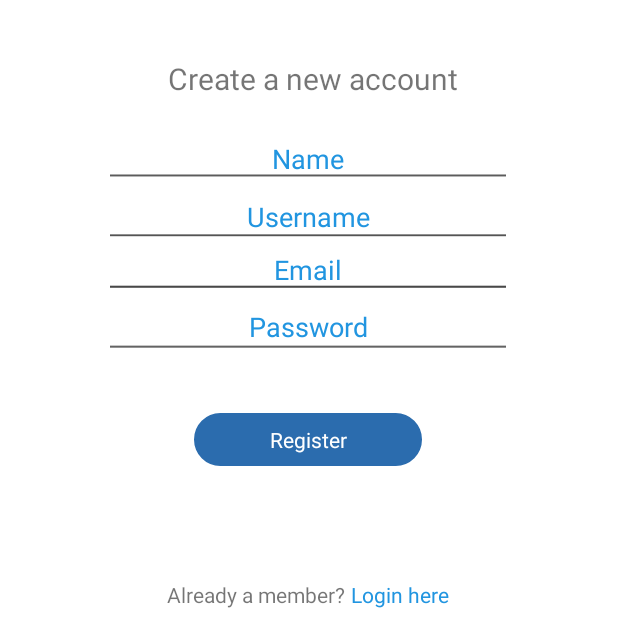
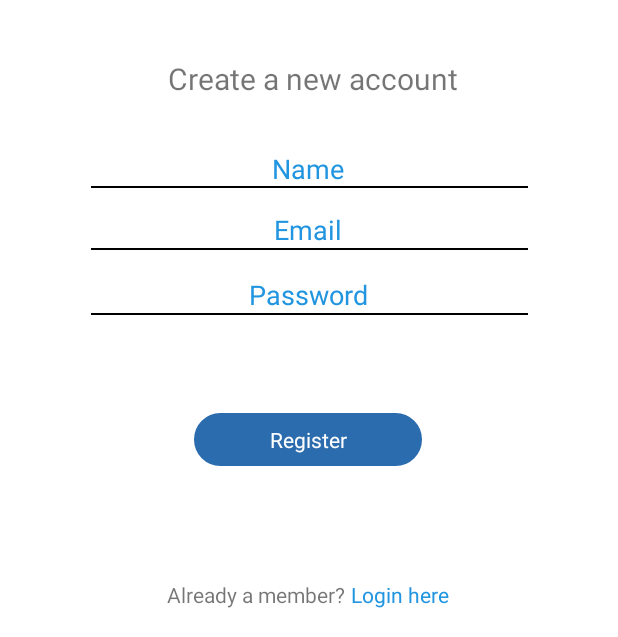
Before and after one commit to majidalykhan/PhotoFilters, an Android app: the Reg screen opened directly, with no data from a screen before it, on a phone screen of 412 x 824 dp, the part 599-1236 px from its top. Run offline under Robolectric (Android 15) with nearby library versions, the phone set to English and light mode, and no system bars; our stand-ins replace Firebase (no records; nobody signed in at launch, a user with empty details on screens opened directly).

Commit message:
Username removed

```diff
--- a/app/src/main/java/com/example/photofilters/Reg.java
+++ b/app/src/main/java/com/example/photofilters/Reg.java
@@ -33,7 +33,6 @@ public class Reg extends AppCompatActivity {
     ImageButton register;
     TextView loginhere;
     EditText name;
-    EditText username;
     EditText email;
     EditText password;
 
@@ -57,7 +56,6 @@ public class Reg extends AppCompatActivity {
         });
 
         name = findViewById(R.id.name);
-        username = findViewById(R.id.username);
         email = findViewById(R.id.email);
         password = findViewById(R.id.password);
         register =  findViewById(R.id.regbtn);
@@ -76,7 +74,6 @@ public class Reg extends AppCompatActivity {
     private void saveUserData()
     {
         final String names = name.getText().toString().trim();
-        final String usernames = username.getText().toString().trim();
         final String emails = email.getText().toString().trim();
         final String passwords = password.getText().toString().trim();
 
@@ -91,11 +88,9 @@ public class Reg extends AppCompatActivity {
 
                             User user = new User(
                                     names,
-                                    usernames,
                                     emails,
                                     passwords
                             );
-
 
                             FirebaseDatabase.getInstance().getReference("users")
                                     .child(FirebaseAuth.getInstance().getCurrentUser().getUid())
@@ -131,10 +126,6 @@ public class Reg extends AppCompatActivity {
         if(name.length()==0){
             name.setError("Enter name");
         }
-        else if(username.length()==0){
-            username.setError("Enter username");
-
-        }
         else if(!EmailValidator.getInstance().validate(email.getText().toString().trim())){
             email.setError("Invalid email address");
         }
--- a/app/src/main/java/com/example/photofilters/User.java
+++ b/app/src/main/java/com/example/photofilters/User.java
@@ -4,7 +4,6 @@ public class User {
 
 
     String name;
-    String username;
     String email;
     String password;
 
@@ -12,20 +11,14 @@ public class User {
 
     }
 
-    public User(String name,
-                String username, String email, String password) {
+    public User(String name, String email, String password) {
 
         this.name = name;
-        this.username = username;
         this.email = email;
         this.password = password;
     }
 
     public String getname() {
-        return name;
-    }
-
-    public String getusername() {
         return name;
     }
 
--- /dev/null
+++ b/app/src/main/res/drawable/ic_fieldline.xml
@@ -0,0 +1,6 @@
+<vector android:autoMirrored="true" android:height="1dp"
+    android:viewportHeight="1" android:viewportWidth="291"
+    android:width="291dp" xmlns:android="http://schemas.android.com/apk/res/android">
+    <path android:fillColor="#00000000"
+        android:pathData="M0,0.5L291,0.5" android:strokeColor="#000" android:strokeWidth="1"/>
+</vector>
--- /dev/null
+++ b/app/src/main/res/drawable/ic_whitefield.xml
@@ -0,0 +1,5 @@
+<vector android:autoMirrored="true" android:height="26dp"
+    android:viewportHeight="26" android:viewportWidth="303"
+    android:width="303dp" xmlns:android="http://schemas.android.com/apk/res/android">
+    <path android:fillColor="#fff" android:pathData="M0,0h303v26h-303z"/>
+</vector>
--- /dev/null
+++ b/app/src/main/res/drawable/ic_whitefieldbig.xml
@@ -0,0 +1,5 @@
+<vector android:autoMirrored="true" android:height="128dp"
+    android:viewportHeight="128" android:viewportWidth="303"
+    android:width="303dp" xmlns:android="http://schemas.android.com/apk/res/android">
+    <path android:fillColor="#fff" android:pathData="M0,0h303v128h-303z"/>
+</vector>
--- a/app/src/main/res/layout/activity_reg.xml
+++ b/app/src/main/res/layout/activity_reg.xml
@@ -84,39 +84,35 @@
         app:layout_constraintTop_toTopOf="@+id/alreadyamember"
         app:layout_constraintVertical_bias="0.0" />
 
+    <ImageView
+        android:id="@+id/imageView6"
+        android:layout_width="wrap_content"
+        android:layout_height="wrap_content"
+        app:layout_constraintBottom_toBottomOf="@+id/imageView3"
+        app:layout_constraintEnd_toEndOf="@+id/imageView3"
+        app:layout_constraintHorizontal_bias="0.487"
+        app:layout_constraintStart_toStartOf="@+id/imageView3"
+        app:layout_constraintTop_toTopOf="@+id/imageView2"
+        app:layout_constraintVertical_bias="0.746"
+        app:srcCompat="@drawable/ic_whitefieldbig" />
+
+
     <EditText
         android:id="@+id/name"
         android:layout_width="wrap_content"
         android:layout_height="wrap_content"
         android:background="@null"
         android:ems="10"
+        android:gravity="center"
+        android:hint="Name"
         android:inputType="textPersonName"
-        android:hint="Name"
         android:textColorHint="#2195e0"
-        android:gravity="center"
         app:layout_constraintBottom_toBottomOf="@+id/imageView3"
         app:layout_constraintEnd_toEndOf="parent"
-        app:layout_constraintHorizontal_bias="0.200"
+        app:layout_constraintHorizontal_bias="0.2"
         app:layout_constraintStart_toStartOf="@+id/imageView3"
         app:layout_constraintTop_toTopOf="@+id/imageView3"
-        app:layout_constraintVertical_bias="0.546" />
-
-    <EditText
-        android:id="@+id/username"
-        android:layout_width="wrap_content"
-        android:layout_height="wrap_content"
-        android:background="@null"
-        android:ems="10"
-        android:inputType="textPersonName"
-        android:hint="Username"
-        android:textColorHint="#2195e0"
-        android:gravity="center"
-        app:layout_constraintBottom_toBottomOf="@+id/imageView3"
-        app:layout_constraintEnd_toEndOf="parent"
-        app:layout_constraintHorizontal_bias="0.200"
-        app:layout_constraintStart_toStartOf="@+id/imageView3"
-        app:layout_constraintTop_toTopOf="@+id/imageView3"
-        app:layout_constraintVertical_bias="0.621" />
+        app:layout_constraintVertical_bias="0.559" />
 
     <EditText
         android:id="@+id/email"
@@ -124,35 +120,33 @@
         android:layout_height="wrap_content"
         android:background="@null"
         android:ems="10"
+        android:gravity="center"
+        android:hint="Email"
         android:inputType="textEmailAddress"
-        android:hint="Email"
         android:textColorHint="#2195e0"
-        android:gravity="center"
         app:layout_constraintBottom_toBottomOf="@+id/imageView3"
         app:layout_constraintEnd_toEndOf="parent"
-        app:layout_constraintHorizontal_bias="0.200"
+        app:layout_constraintHorizontal_bias="0.2"
         app:layout_constraintStart_toStartOf="@+id/imageView3"
         app:layout_constraintTop_toTopOf="@+id/imageView3"
-        app:layout_constraintVertical_bias="0.691" />
-
+        app:layout_constraintVertical_bias="0.639" />
 
     <EditText
         android:id="@+id/password"
         android:layout_width="wrap_content"
         android:layout_height="wrap_content"
+        android:background="@null"
         android:ems="10"
-        android:background="@null"
+        android:gravity="center"
+        android:hint="Password"
         android:inputType="textPassword"
-        tools:layout_editor_absoluteY="19dp"
-        android:hint="Password"
         android:textColorHint="#2195e0"
-        android:gravity="center"
         app:layout_constraintBottom_toBottomOf="@+id/imageView3"
         app:layout_constraintEnd_toEndOf="parent"
-        app:layout_constraintHorizontal_bias="0.200"
+        app:layout_constraintHorizontal_bias="0.2"
         app:layout_constraintStart_toStartOf="@+id/imageView3"
         app:layout_constraintTop_toTopOf="@+id/imageView3"
-        app:layout_constraintVertical_bias="0.765"/>
+        app:layout_constraintVertical_bias="0.723" />
 
     <ImageView
         android:id="@+id/imageView2"
@@ -207,4 +201,40 @@
         app:layout_constraintTop_toTopOf="@+id/regbtn"
         app:layout_constraintVertical_bias="1.0" />
 
+    <ImageView
+        android:id="@+id/imageView7"
+        android:layout_width="wrap_content"
+        android:layout_height="wrap_content"
+        app:layout_constraintBottom_toBottomOf="@+id/imageView3"
+        app:layout_constraintEnd_toEndOf="@+id/imageView3"
+        app:layout_constraintHorizontal_bias="0.481"
+        app:layout_constraintStart_toStartOf="@+id/imageView3"
+        app:layout_constraintTop_toTopOf="@+id/imageView2"
+        app:layout_constraintVertical_bias="0.604"
+        app:srcCompat="@drawable/ic_fieldline" />
+
+    <ImageView
+        android:id="@+id/imageView8"
+        android:layout_width="wrap_content"
+        android:layout_height="wrap_content"
+        app:layout_constraintBottom_toBottomOf="@+id/imageView3"
+        app:layout_constraintEnd_toEndOf="@+id/imageView3"
+        app:layout_constraintHorizontal_bias="0.481"
+        app:layout_constraintStart_toStartOf="@+id/imageView3"
+        app:layout_constraintTop_toTopOf="@+id/imageView2"
+        app:layout_constraintVertical_bias="0.676"
+        app:srcCompat="@drawable/ic_fieldline" />
+
+    <ImageView
+        android:id="@+id/imageView9"
+        android:layout_width="wrap_content"
+        android:layout_height="wrap_content"
+        app:layout_constraintBottom_toBottomOf="@+id/imageView3"
+        app:layout_constraintEnd_toEndOf="@+id/imageView3"
+        app:layout_constraintHorizontal_bias="0.481"
+        app:layout_constraintStart_toStartOf="@+id/imageView3"
+        app:layout_constraintTop_toTopOf="@+id/imageView2"
+        app:layout_constraintVertical_bias="0.753"
+        app:srcCompat="@drawable/ic_fieldline" />
+
 </androidx.constraintlayout.widget.ConstraintLayout>
```
